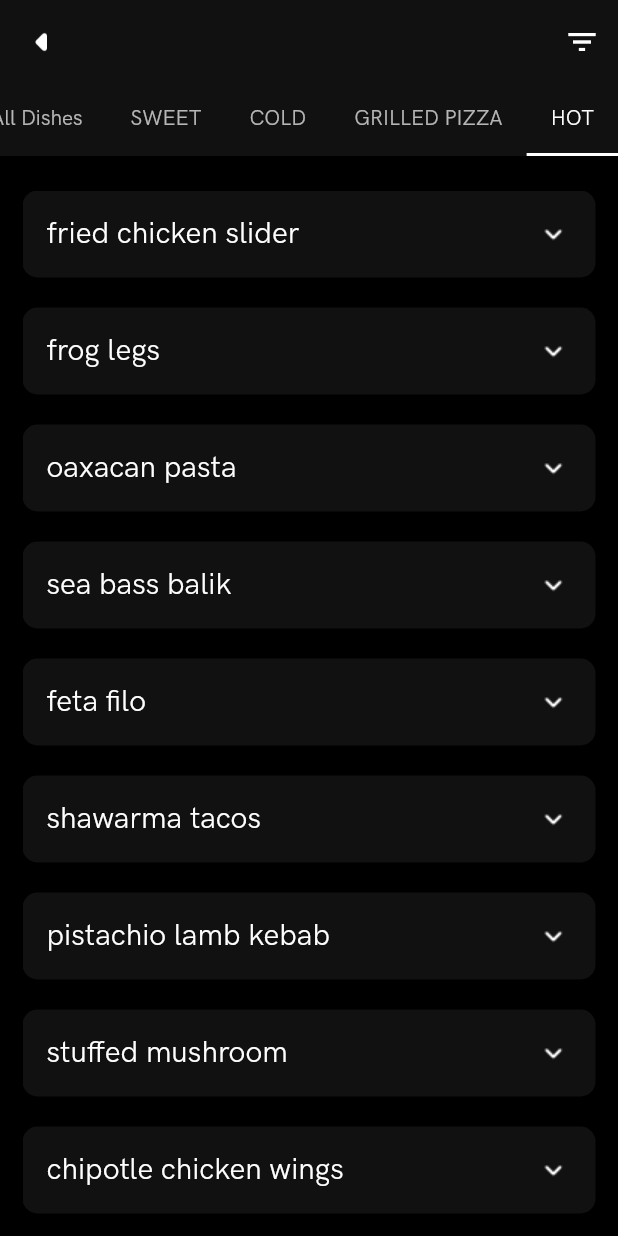
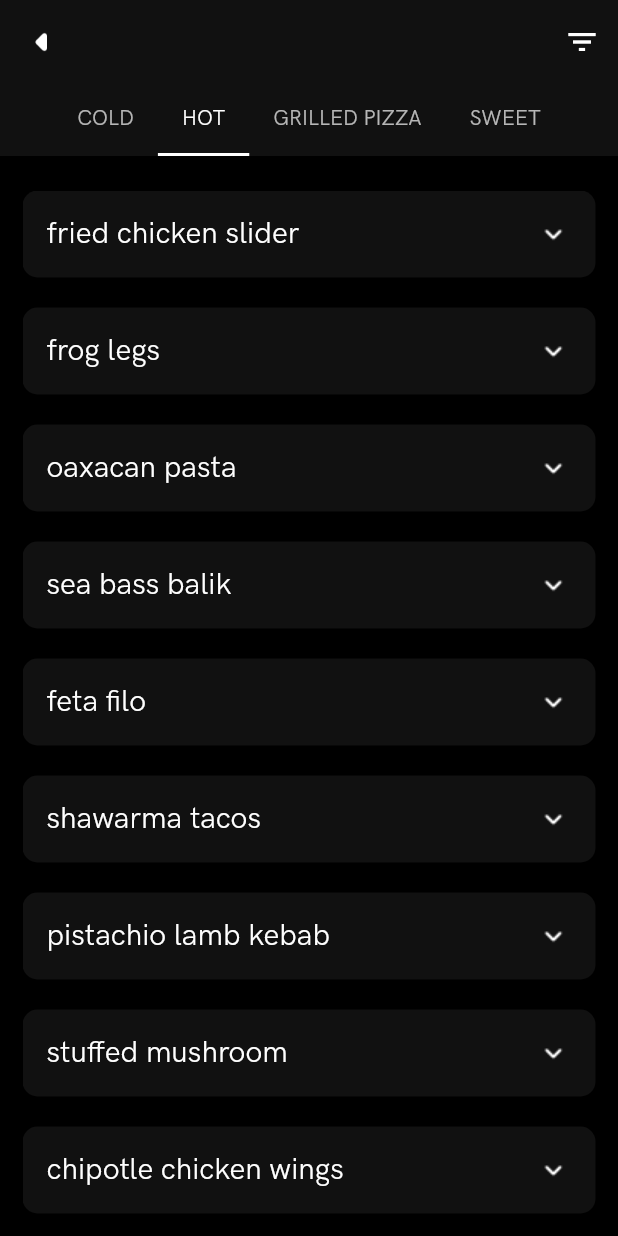
Before and after one commit to Mise-Technologies/mobile, a Flutter app: the screen it shows after launch, after a tap on "HOT", on a phone screen of 412 x 824 dp. Run offline on Flutter 3.47's test engine with Material 2 defaults, Android fonts, the phone set to English and light mode, and no system bars.

Commit message:
Rearranging dishes

```diff
--- a/lib/components/directory_app_bar.dart
+++ b/lib/components/directory_app_bar.dart
@@ -9,7 +9,7 @@ class DirectoryAppBar extends StatelessWidget {
         margin: const EdgeInsets.only(top: 62.0),
         child: Align(
           alignment: Alignment.center,
-          child: Text('LITTLE SISTER', style: new TextStyle(fontSize: 30.0, color: Colors.white))
+          child: Text('BACARI', style: new TextStyle(fontSize: 30.0, color: Colors.white))
         )
       )
      );
--- a/lib/components/filter_app_bar.dart
+++ b/lib/components/filter_app_bar.dart
@@ -3,11 +3,12 @@ import 'package:flutter/material.dart';
 
 class FilterAppBar extends StatelessWidget {
 
-  @override //Will make a real search bar later
+  @override
   Widget build(BuildContext context) {
     return Scaffold(
       backgroundColor: Colors.grey[800],
-      body: Container(
+      /* Hiding search filter for now
+        body: Container(
         margin: const EdgeInsets.only(top: 150.0, left: 17.0),
           child: SizedBox(
             height: 36.0,
@@ -34,7 +35,8 @@ class FilterAppBar extends StatelessWidget {
                   ]
           ),
             )
-     )));
+     ))
+     */);
   }
   //can remove later
   void _startSearch() {
--- a/lib/data.dart
+++ b/lib/data.dart
@@ -1,11 +1,11 @@
 import 'package:moPass/models/dish.dart';
 
 const MENU_CATEGORIES = [
-  'All Dishes',
+  //'All Dishes',
+  'COLD',
+  'HOT',
+  'GRILLED PIZZA',
   'SWEET',
-  'COLD',
-  'GRILLED PIZZA',
-  'HOT',
 ];
 
 const Map<String, Dish> DISHES = {
@@ -59,7 +59,8 @@ const Map<String, Dish> DISHES = {
 };
 
 const Map<String, List<String>> DISHES_BY_CATEGORIES = {
-  'All Dishes': [
+
+/*  'All Dishes': [
     'double chocolate cake',
     'bread pudding',
     'cardamom chocolate ganache',
@@ -108,6 +109,7 @@ const Map<String, List<String>> DISHES_BY_CATEGORIES = {
     'bacon wrapped medjool dates',
     'wild mushroom polenta',
   ],
+  */
   'SWEET': [
     'double chocolate cake',
     'bread pudding',
@@ -216,7 +218,7 @@ const Map<String, Set<String>> ALLERGENTS = {
     'pistachio lamb kebab',
     'malabi',
   },
-  'Gluten-Free Possible': {
+  /*'Gluten-Free Possible': {
     'oaxacan pasta',
     'feta filo',
     'shawarma tacos',
@@ -237,7 +239,7 @@ const Map<String, Set<String>> ALLERGENTS = {
     'bacon & double cream brie',
     'bread pudding',
     'cardamom chocolate ganache',
-  },
+  },*/
   'Dairy': {
     'burrata caprese',
     'rainbow beet salad',
@@ -264,7 +266,7 @@ const Map<String, Set<String>> ALLERGENTS = {
   },
   'Pecan': {
     'stuffed mushroom',
-  },
+  },/*
   'Vegan Possible': {
     'shrimp ceviche',
     'poached shrimp',
@@ -306,5 +308,5 @@ const Map<String, Set<String>> ALLERGENTS = {
     'malabi',
     'bacari ice cream',
     'the best cake you\'ve ever had',
-  },
+  },*/
 };
```
